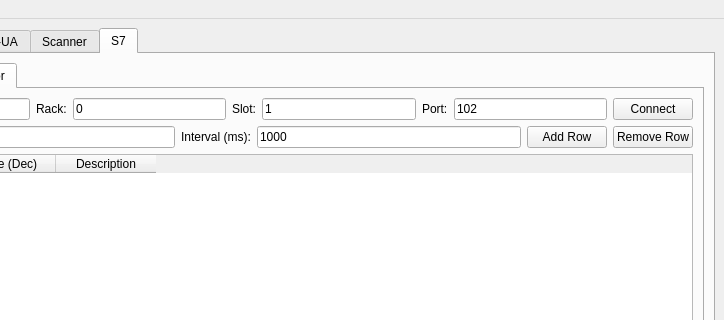
Before: the Qt Designer form mainwindow.ui in arslnakin/IIoT-Reciever-Tool, drawn with Qt 5; both pictures show x 176 to 900 and y 0 to 320 of the 900 by 700 pixel window.
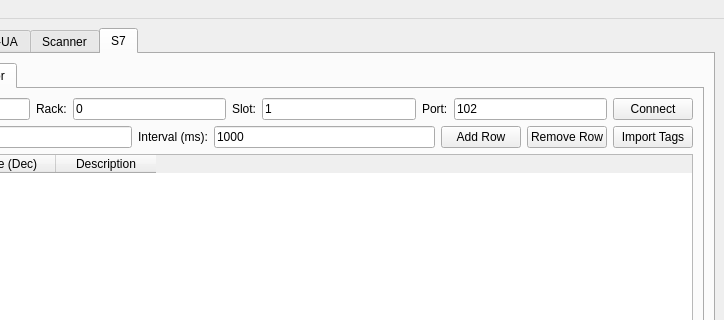
After: the same form once the commit is applied. The open tabs and pages were chosen to show the change. Custom widgets are drawn as their Qt base class.

The edit to the form file:
```diff
--- a/mainwindow.ui
+++ b/mainwindow.ui
@@ -1001,6 +1001,13 @@
                  </property>
                 </widget>
                </item>
+               <item>
+                <widget class="QPushButton" name="s7TagImportBtn">
+                 <property name="text">
+                  <string>Import Tags</string>
+                 </property>
+                </widget>
+               </item>
               </layout>
              </item>
              
```
